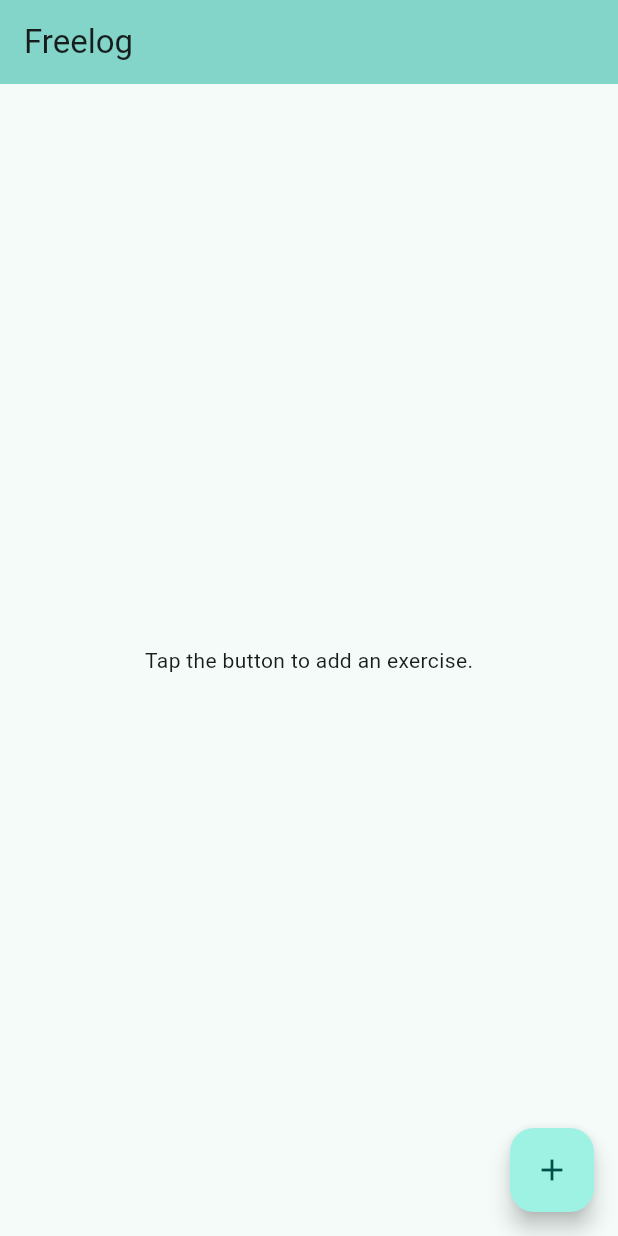
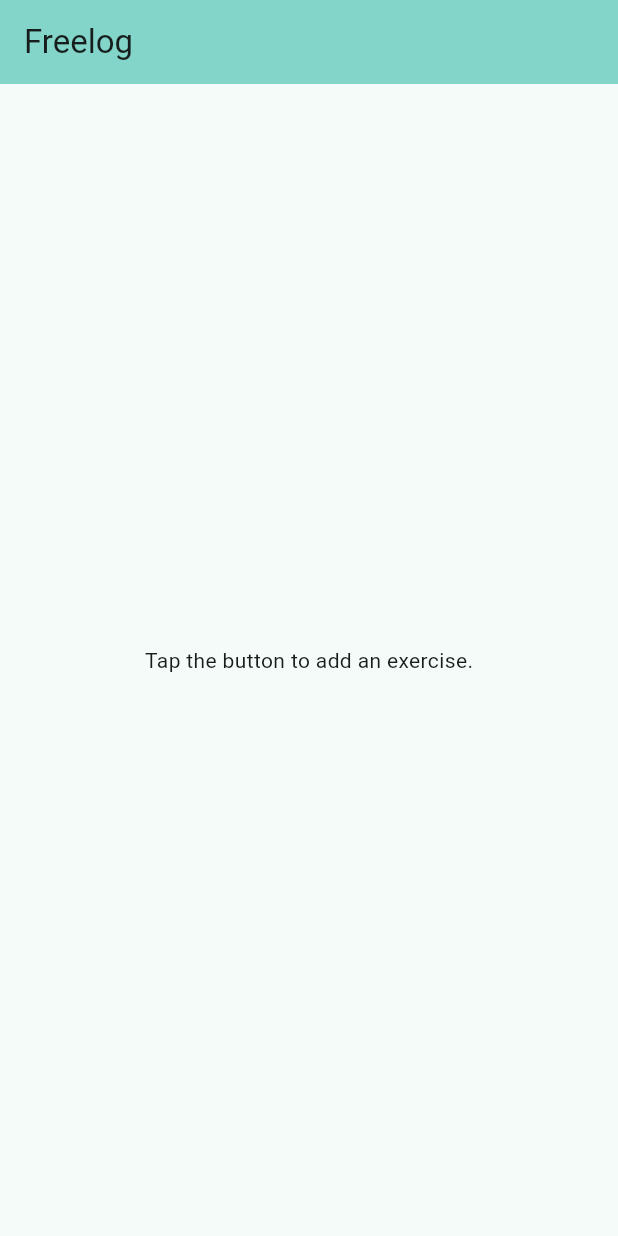
Before and after one commit to danilopedraza/freelog, a Flutter app: the screen it shows after launch, on a phone screen of 412 x 824 dp. Run offline on Flutter 3.47's test engine with Material 2 defaults, Android fonts, the phone set to English and light mode, and no system bars.

Commit message:
make all widgets stateless

```diff
--- a/lib/main.dart
+++ b/lib/main.dart
@@ -36,7 +36,7 @@
   }
 }
 
-class MyHomePage extends StatefulWidget {
+class MyHomePage extends StatelessWidget {
   const MyHomePage({super.key, required this.title});
 
   // This widget is the home page of your application. It is stateful, meaning
@@ -49,21 +49,6 @@
   // always marked "final".
 
   final String title;
-
-  @override
-  State<MyHomePage> createState() => _MyHomePageState();
-}
-
-class _MyHomePageState extends State<MyHomePage> {
-  void _incrementCounter() {
-    setState(() {
-      // This call to setState tells the Flutter framework that something has
-      // changed in this State, which causes it to rerun the build method below
-      // so that the display can reflect the updated values. If we changed
-      // _counter without calling setState(), then the build method would not be
-      // called again, and so nothing would appear to happen.
-    });
-  }
 
   @override
   Widget build(BuildContext context) {
@@ -81,7 +66,7 @@
         backgroundColor: Theme.of(context).colorScheme.inversePrimary,
         // Here we take the value from the MyHomePage object that was created by
         // the App.build method, and use it to set our appbar title.
-        title: Text(widget.title),
+        title: Text(title),
       ),
       body: const Center(
         // Center is a layout widget. It takes a single child and positions it
@@ -108,11 +93,6 @@
           ],
         ),
       ),
-      floatingActionButton: FloatingActionButton(
-        onPressed: _incrementCounter,
-        tooltip: 'Increment',
-        child: const Icon(Icons.add),
-      ), // This trailing comma makes auto-formatting nicer for build methods.
     );
   }
 }
```
